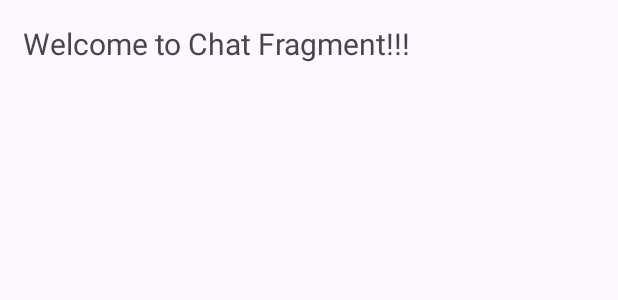
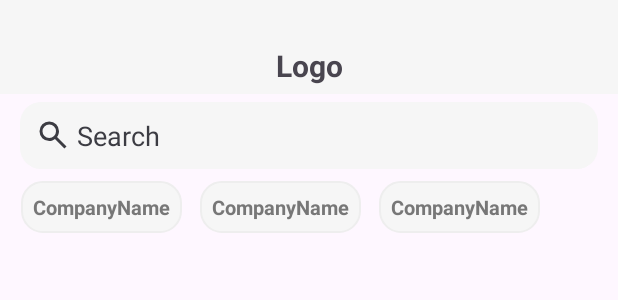
Before and after one commit to harshtanti/Adsperclick, an Android app: the layout fragment_chat.xml on its own in the app's theme, with its tools: preview values and no code run, on a phone screen of 412 x 824 dp. Shown: the top 300 px of the screen. Run offline under Robolectric (Android 15) with nearby library versions, the phone set to English and light mode, and no system bars.

Commit message:
ChatFragment UI setup - HorizontalCompanyListAdapter and its UI

```diff
--- a/app/src/main/java/com/adsperclick/media/data/dataModels/User.kt
+++ b/app/src/main/java/com/adsperclick/media/data/dataModels/User.kt
@@ -9,7 +9,9 @@ data class User(
     val userName : String? = null,
     val email : String? = null,
     val password : String? = null,
-    val designation : Int = Constants.CLIENT
+    val designation : Int = Constants.CLIENT,
+    val listOfCompaniesEmployeeWorkFor : List<String>? = null,      // This field is only for employee
+    val listOfServicesCustomerUse : List<String>? = null            // This field is only for Clients/Customers
 ){
     constructor() : this(null, null, null, null)
 }
--- /dev/null
+++ b/app/src/main/res/drawable/et_horizontal_company_list_item_bg.xml
@@ -0,0 +1,8 @@
+<?xml version="1.0" encoding="utf-8"?>
+<shape xmlns:android="http://schemas.android.com/apk/res/android" android:shape="rectangle">
+
+    <solid android:color="@color/grey_primary" ></solid>
+    <corners android:radius="14dp"></corners>
+
+    <stroke android:color="@color/Black_e" android:width="1dp"></stroke>"
+</shape>
--- /dev/null
+++ b/app/src/main/res/drawable/et_search_bar_bg.xml
@@ -0,0 +1,7 @@
+<?xml version="1.0" encoding="utf-8"?>
+<shape xmlns:android="http://schemas.android.com/apk/res/android" android:shape="rectangle">
+
+    <solid android:color="@color/grey_primary" ></solid>
+    <corners android:radius="14dp"></corners>
+
+</shape>
--- /dev/null
+++ b/app/src/main/res/drawable/search_24px.xml
@@ -0,0 +1,10 @@
+<vector xmlns:android="http://schemas.android.com/apk/res/android"
+    android:width="24dp"
+    android:height="24dp"
+    android:viewportWidth="960"
+    android:viewportHeight="960"
+    android:tint="#3c3c43">
+  <path
+      android:fillColor="#3c3c43"
+      android:pathData="M784,840L532,588Q502,612 463,626Q424,640 380,640Q271,640 195.5,564.5Q120,489 120,380Q120,271 195.5,195.5Q271,120 380,120Q489,120 564.5,195.5Q640,271 640,380Q640,424 626,463Q612,502 588,532L840,784L784,840ZM380,560Q455,560 507.5,507.5Q560,455 560,380Q560,305 507.5,252.5Q455,200 380,200Q305,200 252.5,252.5Q200,305 200,380Q200,455 252.5,507.5Q305,560 380,560Z"/>
+</vector>
--- a/app/src/main/res/layout/activity_home.xml
+++ b/app/src/main/res/layout/activity_home.xml
@@ -15,6 +15,7 @@
         app:layout_constraintEnd_toEndOf="parent"
         app:layout_constraintStart_toStartOf="parent"
         app:menu="@menu/bottom_nav_home_activity"
+        android:background="@color/grey_primary"
         />
 
     <androidx.fragment.app.FragmentContainerView
--- a/app/src/main/res/layout/fragment_chat.xml
+++ b/app/src/main/res/layout/fragment_chat.xml
@@ -7,12 +7,56 @@
     tools:context=".views.chat.fragment.ChatFragment">
 
     <TextView
+        android:id="@+id/tvLogo"
         android:layout_width="match_parent"
-        android:layout_height="match_parent"
+        android:layout_height="wrap_content"
+        android:paddingTop="30dp"
+        android:paddingBottom="5dp"
+        android:text="Logo"
+        android:textAlignment="center"
+        android:textStyle="bold"
         android:textSize="20sp"
-        android:padding="15dp"
-        app:layout_constraintTop_toTopOf="parent"
+        android:background="@color/grey_primary"
+        app:layout_constraintEnd_toEndOf="parent"
         app:layout_constraintStart_toStartOf="parent"
-        android:text="Welcome to Chat Fragment!!!" />
+        app:layout_constraintTop_toTopOf="parent" />
+
+    <EditText
+        android:id="@+id/etSearchBar"
+        style="@style/et_search_bar"
+        android:hint="Search"
+        android:textColorHint="#3c3c43"
+        android:drawableStart="@drawable/search_24px"
+        app:layout_constraintEnd_toEndOf="parent"
+        app:layout_constraintStart_toStartOf="parent"
+        app:layout_constraintTop_toBottomOf="@+id/tvLogo" />
+
+    <androidx.recyclerview.widget.RecyclerView
+        android:id="@+id/rvHorizontalForCompanyList"
+        android:layout_width="match_parent"
+        android:layout_height="wrap_content"
+        android:layout_marginVertical="8dp"
+        android:layout_marginHorizontal="10dp"
+        android:orientation="horizontal"
+        app:layoutManager="androidx.recyclerview.widget.LinearLayoutManager"
+        app:layout_constraintStart_toStartOf="parent"
+        app:layout_constraintEnd_toEndOf="parent"
+        tools:listitem="@layout/horizontal_company_list_item"
+        android:visibility="visible"
+        app:layout_constraintTop_toBottomOf="@id/etSearchBar" />
+
+    <androidx.recyclerview.widget.RecyclerView
+        android:id="@+id/rvClientOrCompanyList"
+        android:layout_width="0dp"
+        android:layout_height="0dp"
+        android:layout_marginHorizontal="10dp"
+        android:layout_marginVertical="5dp"
+        android:orientation="vertical"
+        android:visibility="visible"
+        app:layoutManager="androidx.recyclerview.widget.LinearLayoutManager"
+        app:layout_constraintBottom_toBottomOf="parent"
+        app:layout_constraintEnd_toEndOf="parent"
+        app:layout_constraintStart_toStartOf="parent"
+        app:layout_constraintTop_toBottomOf="@id/rvHorizontalForCompanyList" />
 
 </androidx.constraintlayout.widget.ConstraintLayout>
--- /dev/null
+++ b/app/src/main/res/layout/horizontal_company_list_item.xml
@@ -0,0 +1,19 @@
+<?xml version="1.0" encoding="utf-8"?>
+<androidx.constraintlayout.widget.ConstraintLayout xmlns:android="http://schemas.android.com/apk/res/android"
+    xmlns:app="http://schemas.android.com/apk/res-auto"
+    android:layout_width="wrap_content"
+    android:layout_height="wrap_content"
+    android:layout_marginEnd="4dp"
+    xmlns:tools="http://schemas.android.com/tools">
+
+
+    <TextView
+        android:id="@+id/tvItemHorizontalCompanyList"
+        style="@style/et_horizontal_company_list_bar"
+        app:layout_constraintBottom_toBottomOf="parent"
+        app:layout_constraintEnd_toEndOf="parent"
+        app:layout_constraintStart_toStartOf="parent"
+        app:layout_constraintTop_toTopOf="parent"
+        tools:text="CompanyName" />
+
+</androidx.constraintlayout.widget.ConstraintLayout>
--- a/app/src/main/res/values/colors.xml
+++ b/app/src/main/res/values/colors.xml
@@ -172,4 +172,5 @@
     <color name="lesser_black">#202020</color>
     <color name="bg_light_theme_reg_login_frag">#ffffff</color>
     <color name="transparent">#00000000</color>
+    <color name="grey_primary">#f6f6f6</color>
 </resources>
--- a/app/src/main/res/values/themes.xml
+++ b/app/src/main/res/values/themes.xml
@@ -24,7 +24,7 @@
     <style name="btn_login_reg">
         <item name="android:background">@drawable/btn_login_register</item>
         <item name="android:textColor">@color/white</item>
-        <item name="android:textSize">19sp</item>
+        <item name="android:textSize">17sp</item>
         <item name="android:textStyle">bold</item>
         <item name="android:padding">6dp</item>
         <item name="android:layout_width">match_parent</item>
@@ -37,7 +37,7 @@
     <style name="tv_title_login_reg">
         <item name="android:layout_width">match_parent</item>
         <item name="android:layout_height">wrap_content</item>
-        <item name="android:layout_marginTop">130dp</item>
+        <item name="android:layout_marginTop">150dp</item>
         <item name="android:textColor">@color/Black</item>
         <item name="android:textSize">46sp</item>
         <item name="android:textAlignment">center</item>
@@ -70,4 +70,31 @@
         <item name="android:layout_marginBottom">20dp</item>
     </style>
 
+    <style name="et_search_bar">
+        <item name="android:textSize">18sp</item>
+        <item name="android:singleLine">true</item>
+        <item name="android:layout_width">match_parent</item>
+        <item name="android:layout_height">wrap_content</item>
+        <item name="android:drawablePadding">4dp</item>">
+        <item name="android:layout_marginHorizontal">13dp</item>">
+        <item name="android:textColorHint">#3c3c43</item>
+        <item name="android:background">@drawable/et_search_bar_bg</item>
+        <item name="android:layout_marginBottom">20dp</item>
+        <item name="android:layout_marginTop">5dp</item>
+        <item name="android:padding">10dp</item>
+    </style>
+
+    <style name="et_horizontal_company_list_bar">
+        <item name="android:textSize">13sp</item>
+        <item name="android:singleLine">true</item>
+        <item name="android:layout_width">wrap_content</item>
+        <item name="android:layout_height">wrap_content</item>
+        <item name="android:layout_marginHorizontal">4dp</item>">
+        <item name="android:textColorHint">#3c3c43</item>
+        <item name="android:textStyle">bold</item>
+        <item name="android:textColor">@color/Black_7</item>
+        <item name="android:background">@drawable/et_horizontal_company_list_item_bg</item>
+        <item name="android:padding">8dp</item>
+    </style>
+
 </resources>
```
Also changed, not shown: app/src/main/java/com/adsperclick/media/data/dataModels/Company.kt (added, +13 -0 lines), app/src/main/java/com/adsperclick/media/data/dataModels/Message.kt (added, +15 -0 lines), app/src/main/java/com/adsperclick/media/views/chat/fragment/ChatFragment.kt (+18 -0 lines), app/src/main/java/com/example/adsperclick/views/chat/adapters/HorizontalCompanyListAdapter.kt (added, +75 -0 lines), app/src/main/res/layout/activity_main.xml (+6 -5 lines).
